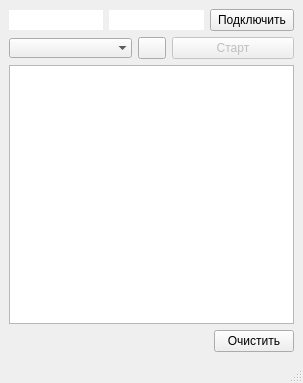
This is GUI/mainwindow.ui in igorf7/Tcp1Wire as Qt 5 draws it before an edit. The edited form follows.
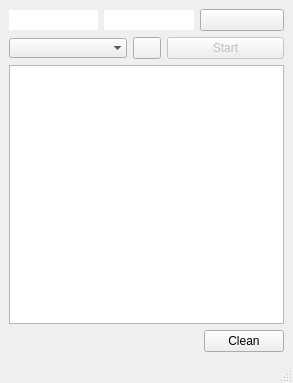
This is the edited form. Icons and pictures are not drawn.

```diff
--- a/GUI/mainwindow.ui
+++ b/GUI/mainwindow.ui
@@ -9,7 +9,7 @@
    <rect>
     <x>0</x>
     <y>0</y>
-    <width>303</width>
+    <width>293</width>
     <height>383</height>
    </rect>
   </property>
@@ -61,7 +61,11 @@
          </size>
         </property>
         <property name="text">
-         <string>Подключить</string>
+         <string/>
+        </property>
+        <property name="icon">
+         <iconset resource="res.qrc">
+          <normaloff>:/images/disconnect.png</normaloff>:/images/disconnect.png</iconset>
         </property>
        </widget>
       </item>
@@ -132,7 +136,7 @@
          </size>
         </property>
         <property name="text">
-         <string>Старт</string>
+         <string>Start</string>
         </property>
        </widget>
       </item>
@@ -163,7 +167,7 @@
       <item>
        <widget class="QPushButton" name="clearPushButton">
         <property name="text">
-         <string>Очистить</string>
+         <string>Clean</string>
         </property>
        </widget>
       </item>
```
Left out of the diff: 8 changed lines with no effect on the pictures.
